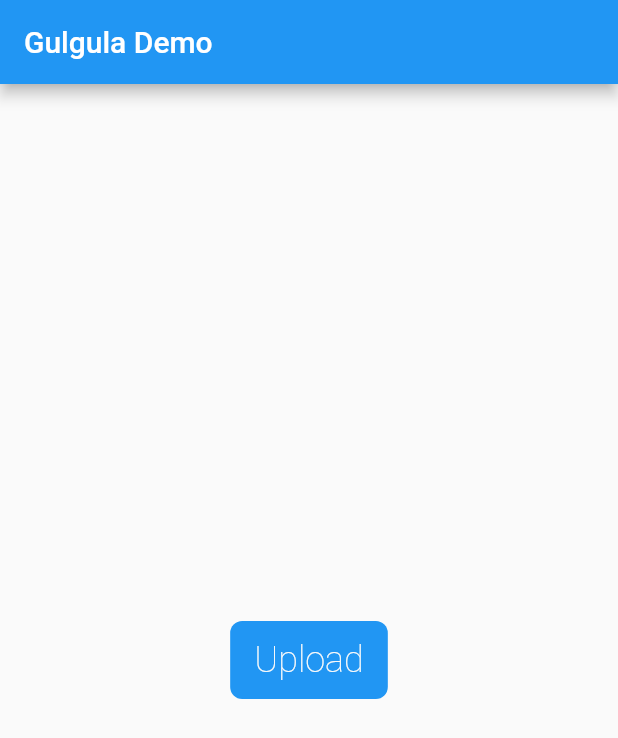
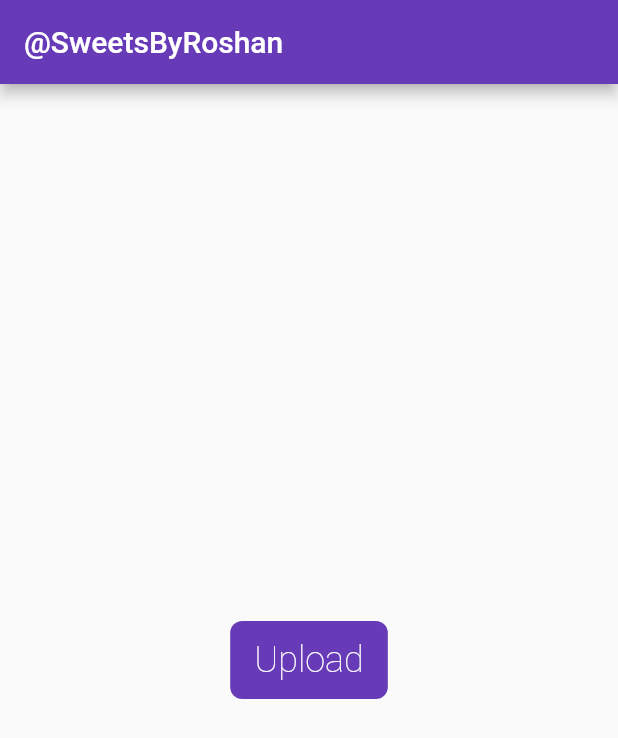
Before and after one commit to sweetsbyroshan/gulgula, a Flutter app: the screen it shows after launch, on a phone screen of 412 x 824 dp. Shown: the top 738 px of the screen. Run offline on Flutter 3.47's test engine with Material 2 defaults, Android fonts, the phone set to English and light mode, and no system bars; our stand-ins replace rive; statements that could not run were skipped.

Commit message:
demo changes

```diff
--- a/lib/main.dart
+++ b/lib/main.dart
@@ -11,10 +11,11 @@ class MyApp extends StatelessWidget {
   Widget build(BuildContext context) {
     return MaterialApp(
       title: 'Gulgula',
+      debugShowCheckedModeBanner: false,
       theme: ThemeData(
-        primarySwatch: Colors.blue,
+        primarySwatch: Colors.deepPurple,
       ),
-      home: MyHomePage(title: 'Gulgula Demo'),
+      home: MyHomePage(title: '@SweetsByRoshan'),
     );
   }
 }
```
